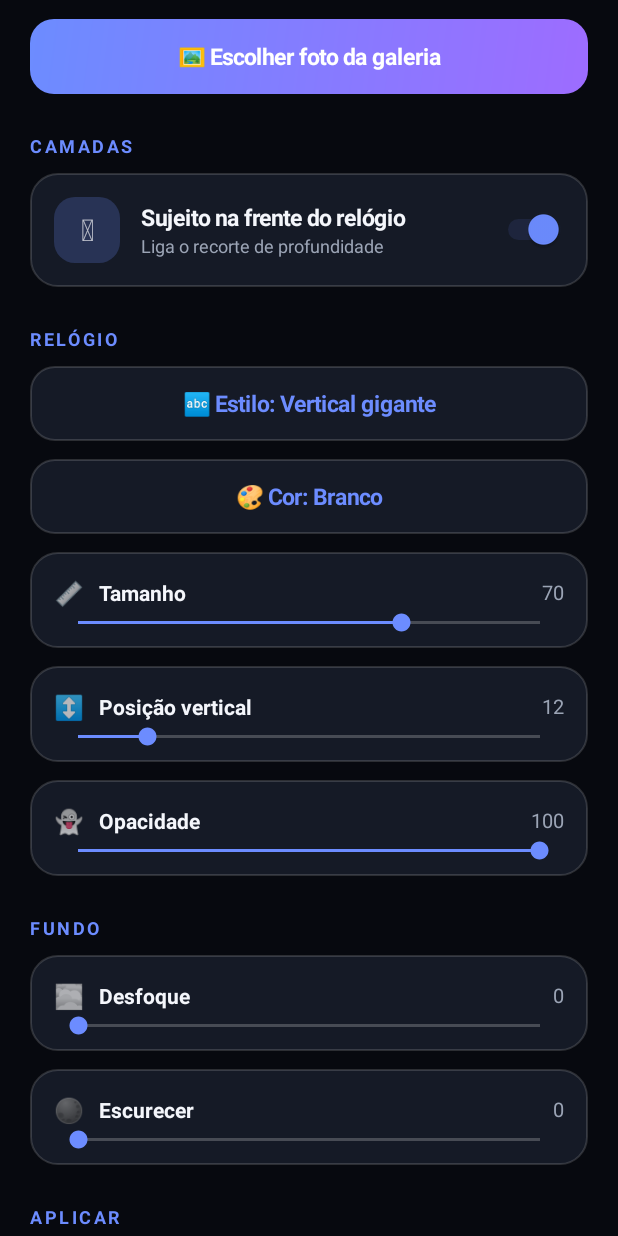
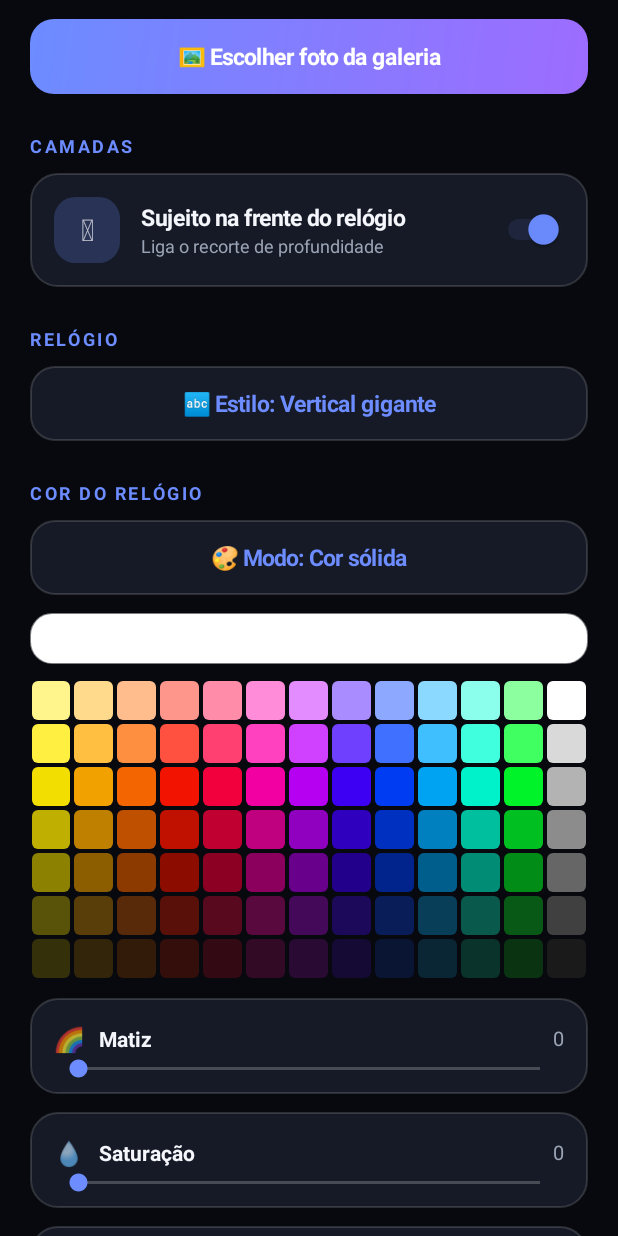
Before and after one commit to deabreusoaresdossantos-del/imfinixlook, an Android app: the DepthActivity screen opened directly, with no data from a screen before it, scrolled down 576 dp, on a phone screen of 412 x 824 dp. Run offline under Robolectric (Android 15) with nearby library versions, the phone set to English and light mode, and no system bars; libraries missing offline, so code that uses them is left out: com.google.mlkit.vision.

Commit message:
v2.5.0: 11 estilos de relogio + paleta de cores completa

```diff
--- a/app/build.gradle
+++ b/app/build.gradle
@@ -11,8 +11,8 @@ android {
         applicationId "com.imfinix.look"
         minSdk 26
         targetSdk 34
-        versionCode 8
-        versionName "2.4.0"
+        versionCode 10
+        versionName "2.5.0"
     }
 
     buildTypes {
--- a/app/src/main/java/com/imfinix/look/DepthActivity.kt
+++ b/app/src/main/java/com/imfinix/look/DepthActivity.kt
@@ -28,6 +28,109 @@ class DepthActivity : Activity() {
     private var blurFor = -1
     private var fg: Bitmap? = null
     private val ui = Handler(Looper.getMainLooper())
+    private var editSecond = false
+    private var hueBar: android.widget.SeekBar? = null
+    private var satBar: android.widget.SeekBar? = null
+    private var valBar: android.widget.SeekBar? = null
+    private var swatch: android.view.View? = null
+
+    private fun curColorKey(): String {
+        val mode = DepthEngine.prefs(this).getInt("cmode", 0)
+        return if (editSecond && mode == 2) "ccolor2" else "ccolor"
+    }
+
+    private fun setClockColor(v: Int, fromPalette: Boolean) {
+        DepthEngine.prefs(this).edit().putInt(curColorKey(), v).apply()
+        val g = android.graphics.drawable.GradientDrawable()
+        g.setColor(v)
+        g.cornerRadius = Ui.dp(this, 14).toFloat()
+        g.setStroke(Ui.dp(this, 1), android.graphics.Color.argb(120, 255, 255, 255))
+        swatch?.background = g
+        if (fromPalette) {
+            val hsv = FloatArray(3)
+            android.graphics.Color.colorToHSV(v, hsv)
+            hueBar?.progress = hsv[0].toInt()
+            satBar?.progress = (hsv[1] * 100).toInt()
+            valBar?.progress = (hsv[2] * 100).toInt()
+        }
+        refresh()
+    }
+
+    private fun colorUi(col: LinearLayout) {
+        val p = DepthEngine.prefs(this)
+        val mode = p.getInt("cmode", 0).coerceIn(0, 2)
+        val modes = arrayOf("Cor sólida", "Gradiente do tema", "Gradiente de duas cores")
+        Ui.section(col, "Cor do relógio")
+        Ui.button(col, "🎨 Modo: ${modes[mode]}", primary = false) {
+            android.app.AlertDialog.Builder(this)
+                .setTitle("Modo de cor")
+                .setItems(modes) { _, i ->
+                    p.edit().putInt("cmode", i).apply()
+                    recreate()
+                }.show()
+        }
+        if (mode == 1) {
+            Ui.note(col, "O relógio usa o degradê das duas cores do tema atual (troque em Temas).")
+            return
+        }
+        if (mode == 2) {
+            Ui.button(col, if (editSecond) "✏️ Editando a cor 2 (toque para ir à cor 1)" else "✏️ Editando a cor 1 (toque para ir à cor 2)", primary = false) {
+                editSecond = !editSecond
+                recreate()
+            }
+        }
+        val sw = android.view.View(this)
+        val slp = LinearLayout.LayoutParams(ViewGroup.LayoutParams.MATCH_PARENT, Ui.dp(this, 34))
+        slp.bottomMargin = Ui.dp(this, 10)
+        sw.layoutParams = slp
+        col.addView(sw)
+        swatch = sw
+        val cur = p.getInt(curColorKey(), if (curColorKey() == "ccolor2") android.graphics.Color.parseColor("#F472B6") else android.graphics.Color.WHITE)
+
+        val hues = floatArrayOf(55f, 40f, 25f, 5f, 345f, 320f, 285f, 255f, 225f, 200f, 170f, 130f)
+        val rows = arrayOf(floatArrayOf(0.45f, 1f), floatArrayOf(0.75f, 1f), floatArrayOf(1f, 0.95f), floatArrayOf(1f, 0.75f), floatArrayOf(1f, 0.55f), floatArrayOf(0.9f, 0.35f), floatArrayOf(0.8f, 0.2f))
+        val grays = floatArrayOf(1f, 0.85f, 0.7f, 0.55f, 0.4f, 0.25f, 0.1f)
+        for (r in rows.indices) {
+            val row = LinearLayout(this)
+            row.orientation = LinearLayout.HORIZONTAL
+            row.layoutParams = LinearLayout.LayoutParams(ViewGroup.LayoutParams.MATCH_PARENT, ViewGroup.LayoutParams.WRAP_CONTENT)
+            for (cIdx in 0..12) {
+                val color = if (cIdx < 12) android.graphics.Color.HSVToColor(floatArrayOf(hues[cIdx], rows[r][0], rows[r][1]))
+                else android.graphics.Color.HSVToColor(floatArrayOf(0f, 0f, grays[r]))
+                val cell = android.view.View(this)
+                val cl = LinearLayout.LayoutParams(0, Ui.dp(this, 26), 1f)
+                cl.setMargins(Ui.dp(this, 1), Ui.dp(this, 1), Ui.dp(this, 1), Ui.dp(this, 1))
+                cell.layoutParams = cl
+                val g = android.graphics.drawable.GradientDrawable()
+                g.setColor(color)
+                g.cornerRadius = Ui.dp(this, 4).toFloat()
+                cell.background = g
+                cell.setOnClickListener { setClockColor(color, true) }
+                row.addView(cell)
+            }
+            col.addView(row)
+        }
+        val gap = android.view.View(this)
+        gap.layoutParams = LinearLayout.LayoutParams(1, Ui.dp(this, 12))
+        col.addView(gap)
+
+        val hsv = FloatArray(3)
+        android.graphics.Color.colorToHSV(cur, hsv)
+        fun fromSliders() {
+            val h = hueBar?.progress ?: 0
+            val s = satBar?.progress ?: 0
+            val v = valBar?.progress ?: 100
+            setClockColor(android.graphics.Color.HSVToColor(floatArrayOf(h.toFloat(), s / 100f, v / 100f)), false)
+        }
+        hueBar = Ui.slider(col, "Matiz", "🌈", 360, hsv[0].toInt()) { fromSliders() }
+        satBar = Ui.slider(col, "Saturação", "💧", 100, (hsv[1] * 100).toInt()) { fromSliders() }
+        valBar = Ui.slider(col, "Brilho", "🔆", 100, (hsv[2] * 100).toInt()) { fromSliders() }
+        val g0 = android.graphics.drawable.GradientDrawable()
+        g0.setColor(cur)
+        g0.cornerRadius = Ui.dp(this, 14).toFloat()
+        g0.setStroke(Ui.dp(this, 1), android.graphics.Color.argb(120, 255, 255, 255))
+        sw.background = g0
+    }
 
     override fun onCreate(savedInstanceState: Bundle?) {
         super.onCreate(savedInstanceState)
@@ -73,16 +176,16 @@ class DepthActivity : Activity() {
         }
 
         Ui.section(col, "Relógio")
-        Ui.button(col, "🔤 Estilo: ${DepthEngine.clockStyles[p.getInt("style", 0)]}", primary = false) {
-            p.edit().putInt("style", (p.getInt("style", 0) + 1) % DepthEngine.clockStyles.size).apply()
-            DepthEngine.bumpRev(this)
-            recreate()
+        Ui.button(col, "🔤 Estilo: ${DepthEngine.clockStyles[p.getInt("style", 0).coerceIn(0, DepthEngine.clockStyles.size - 1)]}", primary = false) {
+            android.app.AlertDialog.Builder(this)
+                .setTitle("Estilo do relógio")
+                .setItems(DepthEngine.clockStyles.toTypedArray()) { _, i ->
+                    p.edit().putInt("style", i).apply()
+                    DepthEngine.bumpRev(this)
+                    recreate()
+                }.show()
         }
-        Ui.button(col, "🎨 Cor: ${DepthEngine.clockColors[p.getInt("color", 0)]}", primary = false) {
-            p.edit().putInt("color", (p.getInt("color", 0) + 1) % DepthEngine.clockColors.size).apply()
-            DepthEngine.bumpRev(this)
-            recreate()
-        }
+        colorUi(col)
         Ui.slider(col, "Tamanho", "📏", 100, p.getInt("size", 70)) {
             p.edit().putInt("size", maxOf(it, 30)).apply()
             refresh()
--- a/app/src/main/java/com/imfinix/look/DepthWallpaperService.kt
+++ b/app/src/main/java/com/imfinix/look/DepthWallpaperService.kt
@@ -23,7 +23,7 @@ class DepthWallpaperService : WallpaperService() {
         private val tick = object : Runnable {
             override fun run() {
                 drawFrame()
-                if (shown) handler.postDelayed(this, 20000)
+                if (shown) handler.postDelayed(this, if (DepthEngine.prefs(applicationContext).getInt("style", 0) == 8) 1000L else 20000L)
             }
         }
 
```
Also changed, not shown: app/src/main/java/com/imfinix/look/DepthEngine.kt (+129 -43 lines).
